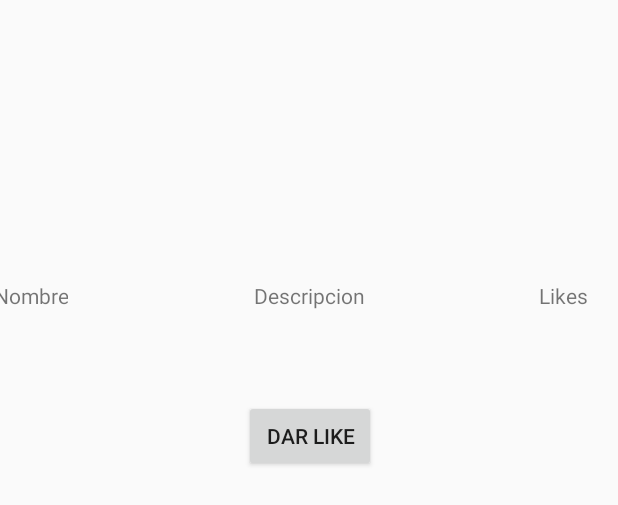
After one commit to EPN-2023B-Moviles-GR1SW/mov-gr1sw-albuja-salazar-giulian-david, an Android app built with Jetpack Compose: the layout recycler_view_vista.xml on its own in the app's theme, with its tools: preview values and no code run, on a phone screen of 412 x 824 dp. The commit adds this screen. Shown: the top 505 px of the screen. Run offline under Robolectric (Android 15) with nearby library versions, the light colour scheme and no system bars.

Commit message:
Clase 16

```diff
--- a/02_Android/app/src/main/AndroidManifest.xml
+++ b/02_Android/app/src/main/AndroidManifest.xml
@@ -12,6 +12,9 @@
         android:supportsRtl="true"
         android:theme="@style/Theme.AppCompat.Light"
         tools:targetApi="31">
+        <activity
+            android:name=".FRecyclerView"
+            android:exported="false" />
         <activity
             android:name=".ECrudEntrenador"
             android:exported="false" />
--- /dev/null
+++ b/02_Android/app/src/main/res/layout/recycler_view_vista.xml
@@ -0,0 +1,51 @@
+<?xml version="1.0" encoding="utf-8"?>
+<androidx.constraintlayout.widget.ConstraintLayout xmlns:android="http://schemas.android.com/apk/res/android"
+    xmlns:app="http://schemas.android.com/apk/res-auto"
+    xmlns:tools="http://schemas.android.com/tools"
+    android:layout_width="match_parent"
+    android:layout_height="match_parent">
+
+    <Button
+        android:id="@+id/btn_dar_like"
+        android:layout_width="wrap_content"
+        android:layout_height="wrap_content"
+        android:layout_marginTop="60dp"
+        android:text="Dar like"
+        app:layout_constraintEnd_toEndOf="@+id/tv_descripcion"
+        app:layout_constraintStart_toStartOf="@+id/tv_descripcion"
+        app:layout_constraintTop_toBottomOf="@+id/tv_descripcion" />
+
+    <TextView
+        android:id="@+id/tv_likes"
+        android:layout_width="wrap_content"
+        android:layout_height="wrap_content"
+        android:layout_marginStart="116dp"
+        android:text="Likes"
+        app:layout_constraintBottom_toBottomOf="@+id/tv_descripcion"
+        app:layout_constraintStart_toEndOf="@+id/tv_descripcion"
+        app:layout_constraintTop_toTopOf="@+id/tv_descripcion"
+        app:layout_constraintVertical_bias="0.0" />
+
+    <TextView
+        android:id="@+id/tv_nombre"
+        android:layout_width="wrap_content"
+        android:layout_height="wrap_content"
+        android:layout_marginEnd="124dp"
+        android:text="Nombre"
+        app:layout_constraintBottom_toBottomOf="@+id/tv_descripcion"
+        app:layout_constraintEnd_toStartOf="@+id/tv_descripcion"
+        app:layout_constraintTop_toTopOf="@+id/tv_descripcion"
+        app:layout_constraintVertical_bias="0.0" />
+
+    <TextView
+        android:id="@+id/tv_descripcion"
+        android:layout_width="wrap_content"
+        android:layout_height="wrap_content"
+        android:text="Descripcion"
+        app:layout_constraintBottom_toBottomOf="parent"
+        app:layout_constraintEnd_toEndOf="parent"
+        app:layout_constraintStart_toStartOf="parent"
+        app:layout_constraintTop_toTopOf="parent"
+        app:layout_constraintVertical_bias="0.233" />
+
+</androidx.constraintlayout.widget.ConstraintLayout>
```
Also changed, not shown: 02_Android/app/src/main/java/com/example/b2023_gr1sw_gdas/FRecyclerView.kt (added, +11 -0 lines), 02_Android/app/src/main/java/com/example/b2023_gr1sw_gdas/FRecyclerViewAdaptadorNombreDescripcion.kt (added, +72 -0 lines), 02_Android/app/src/main/java/com/example/b2023_gr1sw_gdas/MainActivity.kt (+8 -0 lines), 02_Android/app/src/main/res/layout/activity_frecycler_view.xml (added, +32 -0 lines), 02_Android/app/src/main/res/layout/activity_main.xml (+11 -0 lines).
